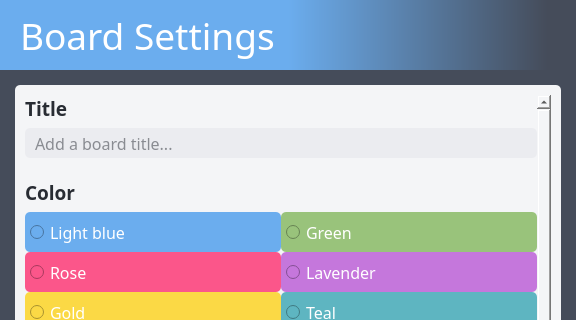
Above: src/ui/board_settings.ui from dulapahv/Kanbaru before the change; both pictures show x 0 to 576 and y 0 to 320 of the 576 by 678 pixel window. Below: the same form after it.
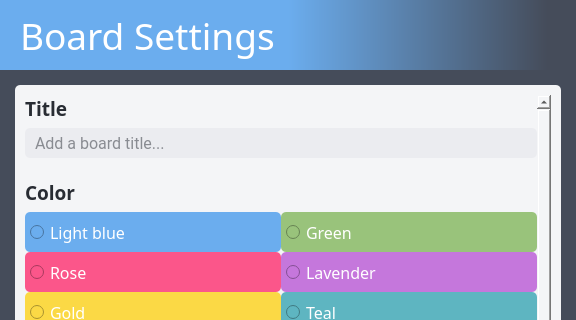
That is the form after the change. Icons and pictures are not drawn.

Patch:
```diff
--- a/src/ui/board_settings.ui
+++ b/src/ui/board_settings.ui
@@ -141,7 +141,7 @@
              <property name="geometry">
               <rect>
                <x>0</x>
-               <y>-240</y>
+               <y>0</y>
                <width>516</width>
                <height>871</height>
               </rect>
@@ -199,7 +199,7 @@
                     </property>
                     <property name="font">
                      <font>
-                      <family>Torus Pro</family>
+                      <family>Roboto</family>
                       <pointsize>12</pointsize>
                      </font>
                     </property>
```
